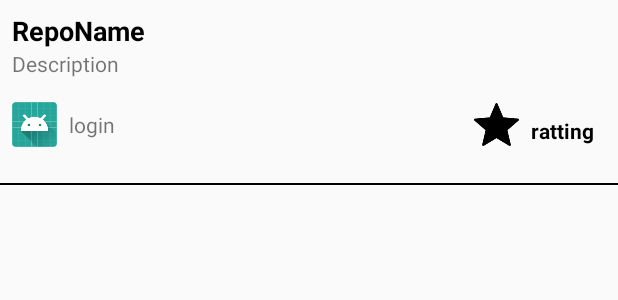
After one commit to biyadiayman/GithubStarRepos, an Android app: the layout repo_row.xml on its own in the app's theme, with its tools: preview values and no code run, on a phone screen of 412 x 824 dp. The commit adds this screen. Shown: the top 300 px of the screen. Run offline under Robolectric (Android 15) with nearby library versions, the phone set to English and light mode, and no system bars.

Commit message:
Added a recycler view in the main activity xml file and repo_row.xml wich contains the layout of the display

```diff
--- a/app/build.gradle
+++ b/app/build.gradle
@@ -30,4 +30,5 @@ dependencies {
     testImplementation 'junit:junit:4.12'
     androidTestImplementation 'com.android.support.test:runner:1.0.1'
     androidTestImplementation 'com.android.support.test.espresso:espresso-core:3.0.1'
+    implementation 'com.android.support:recyclerview-v7:27.1.0'
 }
--- a/app/src/main/res/layout/activity_main.xml
+++ b/app/src/main/res/layout/activity_main.xml
@@ -7,13 +7,13 @@
     android:layout_height="match_parent"
     tools:context=".MainActivity">
 
-    <TextView
-        android:layout_width="wrap_content"
-        android:layout_height="wrap_content"
-        android:text="Hello World!"
+    <android.support.v7.widget.RecyclerView
+        android:id="@+id/recyclerView_main"
+        android:layout_width="0dp"
+        android:layout_height="0dp"
         app:layout_constraintBottom_toBottomOf="parent"
-        app:layout_constraintLeft_toLeftOf="parent"
-        app:layout_constraintRight_toRightOf="parent"
+        app:layout_constraintEnd_toEndOf="parent"
+        app:layout_constraintHorizontal_bias="0.0"
+        app:layout_constraintStart_toStartOf="parent"
         app:layout_constraintTop_toTopOf="parent"/>
-
 </android.support.constraint.ConstraintLayout>
--- /dev/null
+++ b/app/src/main/res/layout/repo_row.xml
@@ -0,0 +1,93 @@
+<?xml version="1.0" encoding="utf-8"?>
+<android.support.constraint.ConstraintLayout xmlns:android="http://schemas.android.com/apk/res/android"
+                                             xmlns:app="http://schemas.android.com/apk/res-auto"
+                                             xmlns:tools="http://schemas.android.com/tools"
+                                             android:layout_width="match_parent"
+                                             android:layout_height="wrap_content"
+                                             tools:layout_editor_absoluteY="81dp">
+
+    <TextView
+        android:id="@+id/textView_repo_name"
+        android:layout_width="0dp"
+        android:layout_height="wrap_content"
+        android:layout_marginEnd="8dp"
+        android:layout_marginStart="8dp"
+        android:layout_marginTop="8dp"
+        android:text="RepoName"
+        android:textColor="@android:color/black"
+        android:textSize="18sp"
+        android:textStyle="bold"
+        app:layout_constraintEnd_toEndOf="parent"
+        app:layout_constraintStart_toStartOf="parent"
+        app:layout_constraintTop_toTopOf="parent"/>
+
+    <TextView
+        android:id="@+id/textView_repo_description"
+        android:layout_width="0dp"
+        android:layout_height="wrap_content"
+        android:text="Description"
+        android:textSize="14sp"
+        app:layout_constraintEnd_toEndOf="@+id/textView_repo_name"
+        app:layout_constraintStart_toStartOf="@+id/textView_repo_name"
+        app:layout_constraintTop_toBottomOf="@+id/textView_repo_name"/>
+
+    <ImageView
+        android:id="@+id/imageView_owner_avatar"
+        android:layout_width="30dp"
+        android:layout_height="30dp"
+        android:layout_marginBottom="24dp"
+        android:layout_marginTop="16dp"
+        app:layout_constraintBottom_toTopOf="@+id/separator"
+        app:layout_constraintStart_toStartOf="@+id/textView_repo_description"
+        app:layout_constraintTop_toBottomOf="@+id/textView_repo_description"
+        app:srcCompat="@mipmap/ic_launcher_round"/>
+
+    <TextView
+        android:id="@+id/textView_owner_login"
+        android:layout_width="wrap_content"
+        android:layout_height="wrap_content"
+        android:layout_marginBottom="24dp"
+        android:layout_marginStart="8dp"
+        android:layout_marginTop="16dp"
+        android:text="login"
+        app:layout_constraintBottom_toTopOf="@+id/separator"
+        app:layout_constraintStart_toEndOf="@+id/imageView_owner_avatar"
+        app:layout_constraintTop_toBottomOf="@+id/textView_repo_description"/>
+
+    <TextView
+        android:id="@+id/textView_rating"
+        android:layout_width="wrap_content"
+        android:layout_height="wrap_content"
+        android:layout_marginBottom="24dp"
+        android:layout_marginEnd="8dp"
+        android:layout_marginTop="24dp"
+        android:text="ratting"
+        android:textColor="@android:color/black"
+        android:textStyle="bold"
+        app:layout_constraintBottom_toTopOf="@+id/separator"
+        app:layout_constraintEnd_toEndOf="@+id/textView_repo_description"
+        app:layout_constraintTop_toBottomOf="@+id/textView_repo_description"/>
+
+    <ImageView
+        android:id="@+id/imageView2"
+        android:layout_width="30dp"
+        android:layout_height="30dp"
+        android:layout_marginBottom="24dp"
+        android:layout_marginEnd="8dp"
+        android:layout_marginTop="16dp"
+        app:layout_constraintBottom_toTopOf="@+id/separator"
+        app:layout_constraintEnd_toStartOf="@+id/textView_rating"
+        app:layout_constraintTop_toBottomOf="@+id/textView_repo_description"
+        app:srcCompat="@drawable/star"/>
+
+    <View
+        android:id="@+id/separator"
+        android:layout_width="0dp"
+        android:layout_height="1dp"
+        android:background="@android:color/black"
+        app:layout_constraintBottom_toBottomOf="parent"
+        app:layout_constraintEnd_toEndOf="parent"
+        app:layout_constraintHorizontal_bias="0.0"
+        app:layout_constraintStart_toStartOf="parent"
+        />
+</android.support.constraint.ConstraintLayout>
```
Also changed, not shown: app/src/main/res/drawable/star.png (added).
